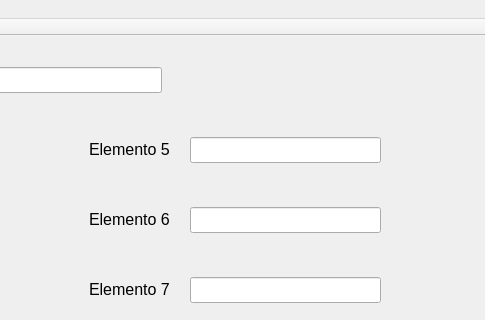
Qt form si/qt/gamelic_qt/mainwindow.ui (Wultyc/ISEP_1718_2A2S_LSIS1) before a commit; both pictures show x 441 to 926 and y 0 to 320 of the 926 by 480 pixel window.
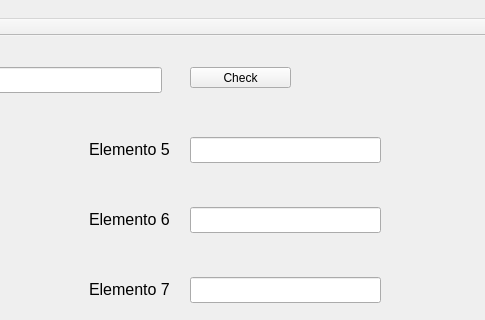
The same form after that commit. The open tabs and pages were chosen to show the change.

```diff
--- a/si/qt/gamelic_qt/mainwindow.ui
+++ b/si/qt/gamelic_qt/mainwindow.ui
@@ -356,6 +356,19 @@
          <string>Inserir</string>
         </property>
        </widget>
+       <widget class="QPushButton" name="check">
+        <property name="geometry">
+         <rect>
+          <x>620</x>
+          <y>20</y>
+          <width>101</width>
+          <height>21</height>
+         </rect>
+        </property>
+        <property name="text">
+         <string>Check</string>
+        </property>
+       </widget>
       </widget>
       <widget class="QWidget" name="inserirProva">
        <widget class="QLabel" name="insLocalLabel">
```
Left out of the diff: 4 changed lines with no effect on the pictures.
